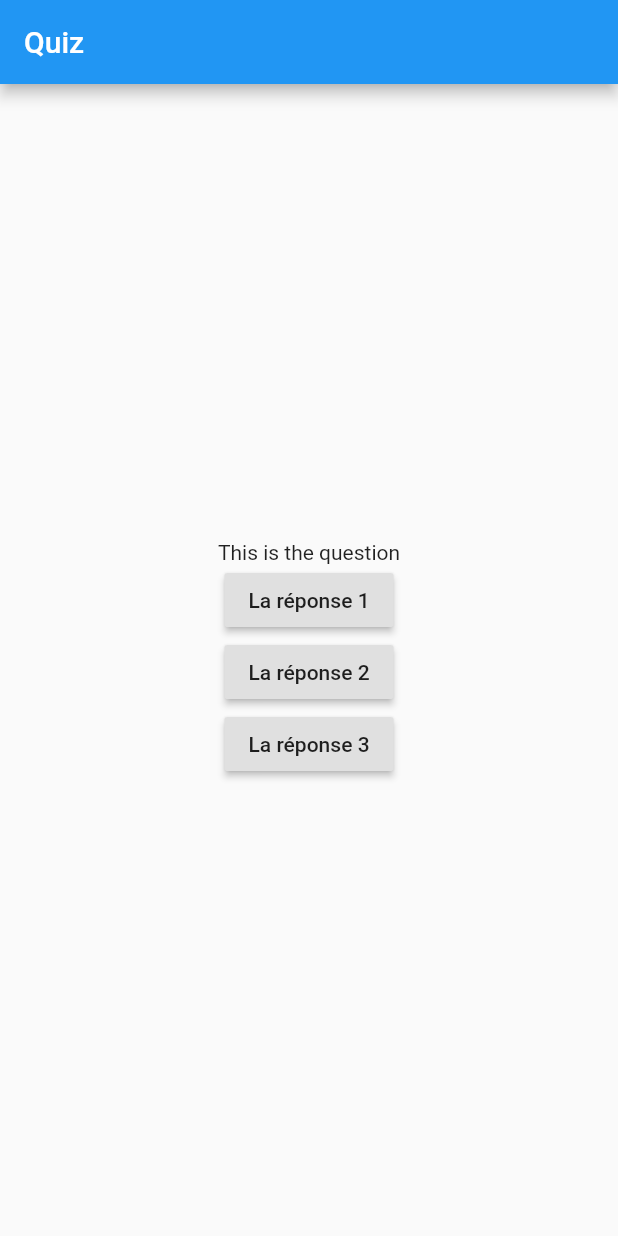
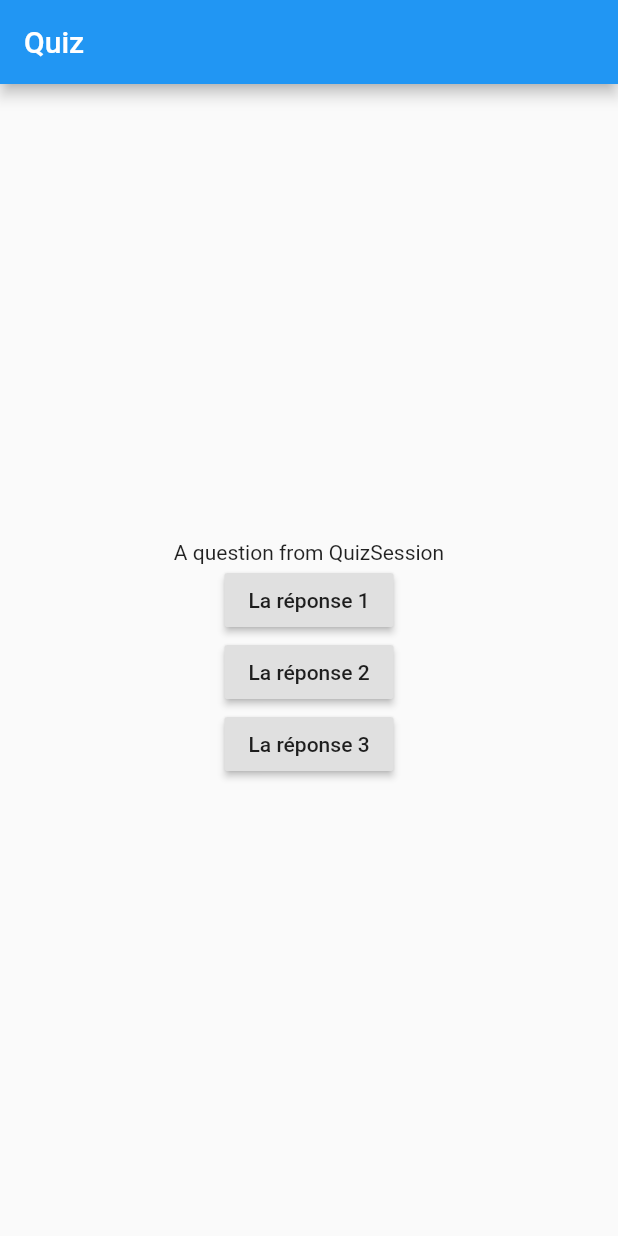
Before and after one commit to DiogoVieiraFerreira/mob2_quizz, a Flutter app: the screen it shows after launch, on a phone screen of 412 x 824 dp. Run offline on Flutter 3.47's test engine with Material 2 defaults, Android fonts, the phone set to English and light mode, and no system bars.

Commit message:
Consume simple data from model

```diff
--- a/lib/models/quiz_session.dart
+++ b/lib/models/quiz_session.dart
@@ -1,2 +1,3 @@
 class QuizSession {
+  String label = "A question from QuizSession";
 }
--- a/lib/widgets/game_screen.dart
+++ b/lib/widgets/game_screen.dart
@@ -16,8 +16,8 @@ class GameScreen extends StatelessWidget {
           child: Column(
             mainAxisAlignment: MainAxisAlignment.center,
             children: <Widget>[
-              Text(
-                'This is the question',
+              Consumer<QuizSession>(
+                builder: (_, session, __) => Text(session.label),
               ),
               RaisedButton(
                 onPressed: () {},
```
